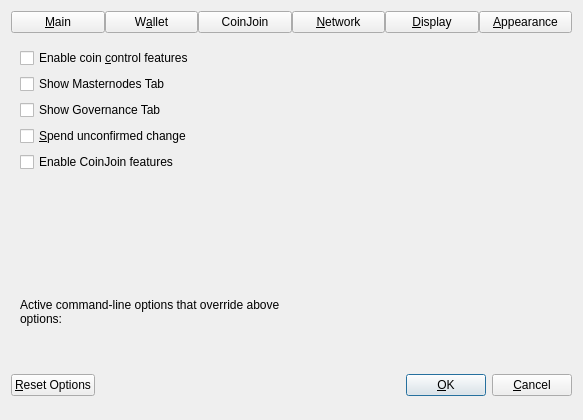
Before: the Qt Designer form src/qt/forms/optionsdialog.ui in cosanta/cosanta-core, drawn with Qt 5.
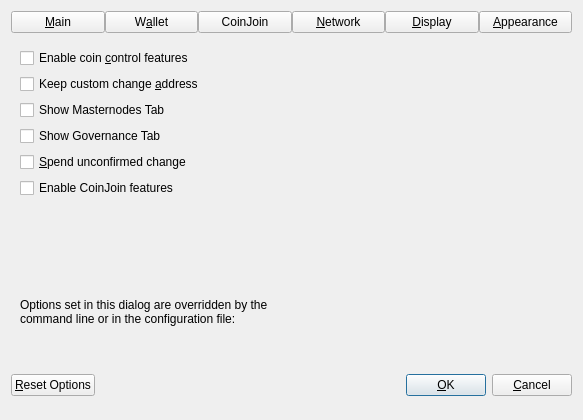
After: the same form once the commit is applied. The open tabs and pages were chosen to show the change. Custom widgets are drawn as their Qt base class.

What changed in the file:
```diff
--- a/src/qt/forms/optionsdialog.ui
+++ b/src/qt/forms/optionsdialog.ui
@@ -318,6 +318,16 @@
             </property>
            </widget>
           </item>
+          <item>
+           <widget class="QCheckBox" name="keepChangeAddress">
+            <property name="toolTip">
+             <string>Whether to keep the specified custom change address or not.</string>
+            </property>
+            <property name="text">
+             <string>Keep custom change &amp;address</string>
+            </property>
+           </widget>
+          </item>
           <item>
            <widget class="QCheckBox" name="showMasternodesTab">
             <property name="toolTip">
@@ -965,7 +975,7 @@
         <item>
          <widget class="QLabel" name="overriddenByCommandLineInfoLabel">
           <property name="text">
-           <string>Active command-line options that override above options:</string>
+           <string>Options set in this dialog are overridden by the command line or in the configuration file:</string>
           </property>
           <property name="textFormat">
            <enum>Qt::PlainText</enum>
```
Left out of the diff: 67 changed lines with no effect on the pictures.
